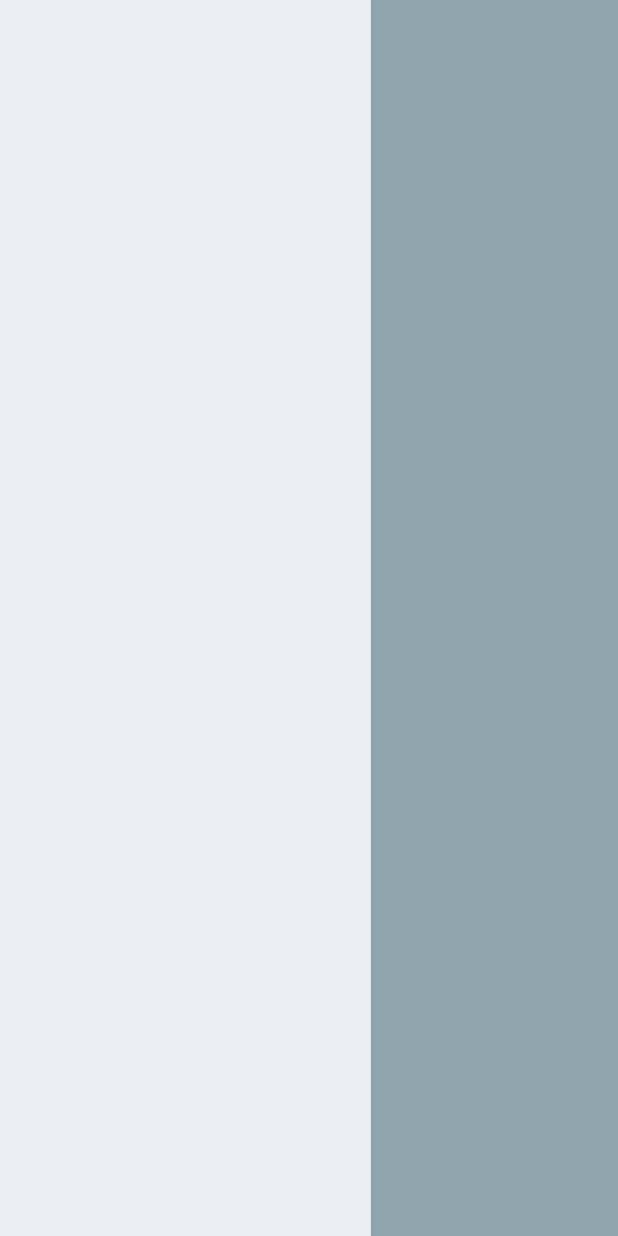
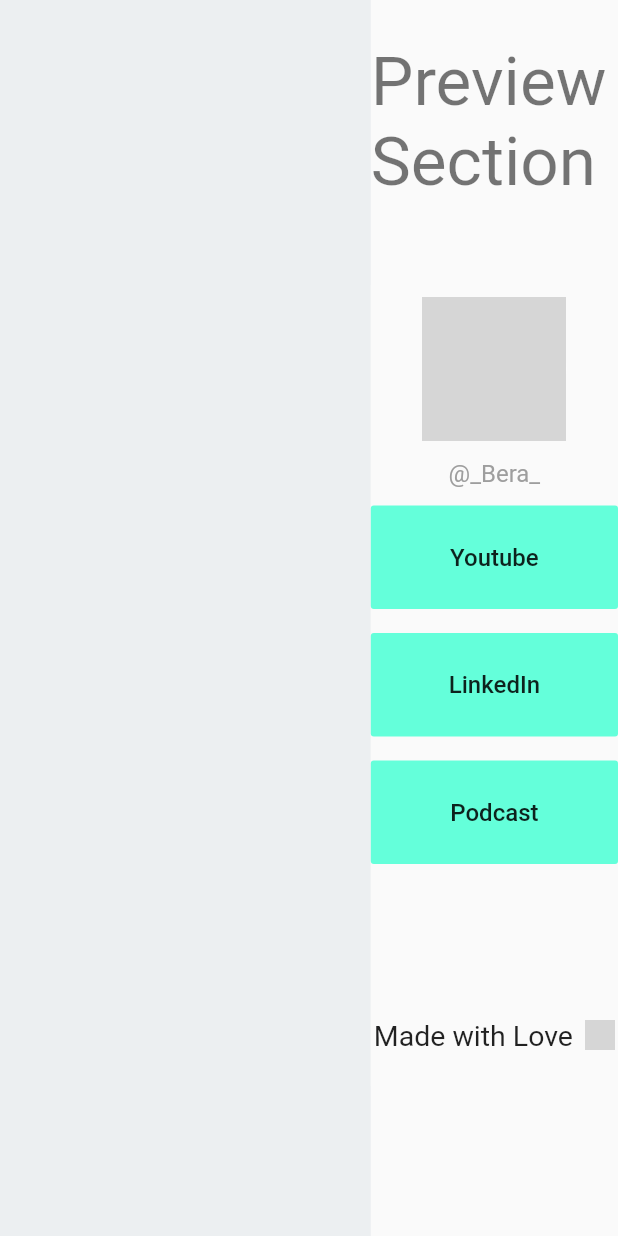
Before and after one commit to Jujubalandia/links_landing_page, a Flutter app: the SettingsPage screen opened by its route, on a phone screen of 412 x 824 dp. Run offline on Flutter 3.47's test engine with Material 2 defaults, Android fonts, the phone set to English and light mode, and no system bars; network calls fail; grey boxes are pictures that could not be loaded.

Commit message:
Doing Layout Builder

```diff
--- a/lib/links_landing_page.dart
+++ b/lib/Links_landing_page/links_landing_page.dart
@@ -1,7 +1,7 @@
 import 'package:flutter/material.dart';
 
 import 'button_link.dart';
-import 'constants.dart';
+import '../constants.dart';
 import 'footer.dart';
 
 class LinksLandingPage extends StatelessWidget {
--- a/lib/constants.dart
+++ b/lib/constants.dart
@@ -1,4 +1,4 @@
-import 'link_data.dart';
+import 'models/link_data.dart';
 
 final documents = [
   LinkData(title: 'Youtube', url: 'https://youtube.com'),
--- a/lib/main.dart
+++ b/lib/main.dart
@@ -1,7 +1,7 @@
 import 'package:flutter/material.dart';
-import 'package:links_landing_page/links_landing_page.dart';
+import 'package:links_landing_page/Links_landing_page/links_landing_page.dart';
 import 'package:links_landing_page/not_found_page.dart';
-import 'package:links_landing_page/settings_page.dart';
+import 'package:links_landing_page/settings_page/settings_page.dart';
 
 void main() {
   runApp(MyApp());
--- /dev/null
+++ b/lib/settings_page/preview_section.dart
@@ -0,0 +1,29 @@
+import 'package:flutter/material.dart';
+import 'package:links_landing_page/Links_landing_page/links_landing_page.dart';
+
+class PreviewSection extends StatelessWidget {
+  const PreviewSection({
+    Key key,
+  }) : super(key: key);
+
+  @override
+  Widget build(BuildContext context) {
+    return Expanded(
+      flex: 2,
+      child: Column(
+        children: [
+          Padding(
+            padding: const EdgeInsets.symmetric(vertical: 28.0),
+            child: Text(
+              'Preview Section',
+              style: Theme.of(context).textTheme.headline3,
+            ),
+          ),
+          SizedBox(height: 28),
+          Expanded(child: LinksLandingPage()),
+          SizedBox(height: 100),
+        ],
+      ),
+    );
+  }
+}
--- a/lib/settings_page.dart
+++ b/lib/settings_page/settings_page.dart
@@ -1,4 +1,5 @@
 import 'package:flutter/material.dart';
+import 'package:links_landing_page/settings_page/preview_section.dart';
 
 class SettingsPage extends StatelessWidget {
   @override
@@ -12,12 +13,7 @@ class SettingsPage extends StatelessWidget {
               color: Colors.blueGrey.shade50,
             ),
           ),
-          Expanded(
-            flex: 2,
-            child: Container(
-              color: Colors.blueGrey.shade300,
-            ),
-          ),
+          PreviewSection(),
         ],
       ),
     );
```
Also changed, not shown: lib/Links_landing_page/button_link.dart (renamed from lib/button_link.dart), lib/Links_landing_page/footer.dart (renamed from lib/footer.dart), lib/models/link_data.dart (renamed from lib/link_data.dart).
